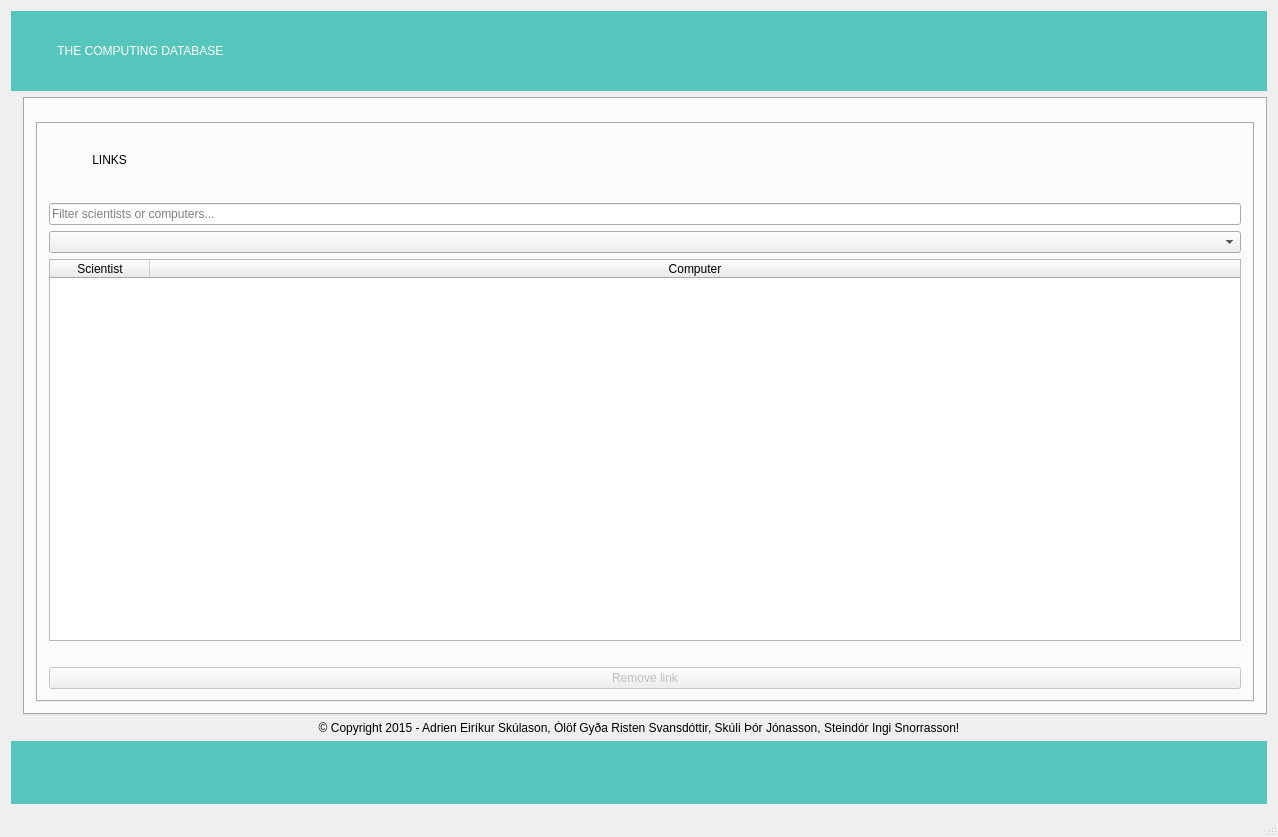
Above: mainwindow.ui from olofristen/VLN1_Skil3 before the change. Below: the same form after it.
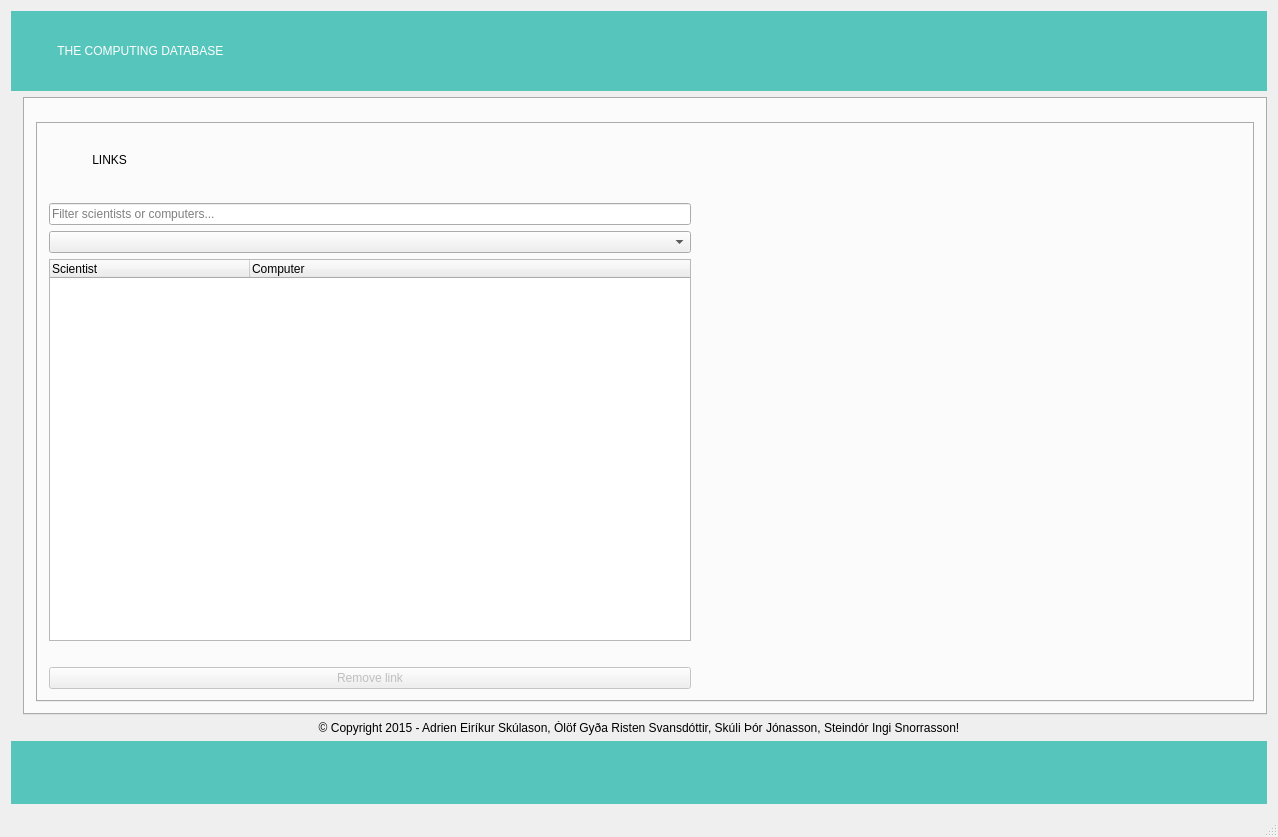
That is the form after the change. The open tabs and pages were chosen to show the change. Icons and pictures are not drawn.

Patch:
```diff
--- a/mainwindow.ui
+++ b/mainwindow.ui
@@ -1685,6 +1685,12 @@
            <layout class="QHBoxLayout" name="horizontalLayout_9">
             <item>
              <layout class="QVBoxLayout" name="verticalLayout_5">
+              <property name="leftMargin">
+               <number>0</number>
+              </property>
+              <property name="rightMargin">
+               <number>550</number>
+              </property>
               <item>
                <widget class="QLabel" name="label_14">
                 <property name="minimumSize">
@@ -1743,9 +1749,18 @@
                 <property name="editTriggers">
                  <set>QAbstractItemView::NoEditTriggers</set>
                 </property>
+                <property name="alternatingRowColors">
+                 <bool>true</bool>
+                </property>
+                <property name="showGrid">
+                 <bool>false</bool>
+                </property>
                 <property name="sortingEnabled">
                  <bool>true</bool>
                 </property>
+                <attribute name="horizontalHeaderDefaultSectionSize">
+                 <number>200</number>
+                </attribute>
                 <attribute name="horizontalHeaderShowSortIndicator" stdset="0">
                  <bool>true</bool>
                 </attribute>
@@ -1762,11 +1777,17 @@
                  <property name="text">
                   <string>Scientist</string>
                  </property>
+                 <property name="textAlignment">
+                  <set>AlignLeading|AlignVCenter</set>
+                 </property>
                 </column>
                 <column>
                  <property name="text">
                   <string>Computer</string>
                  </property>
+                 <property name="textAlignment">
+                  <set>AlignLeading|AlignVCenter</set>
+                 </property>
                 </column>
                </widget>
               </item>
```
Left out of the diff: 18 changed lines with no effect on the pictures.
